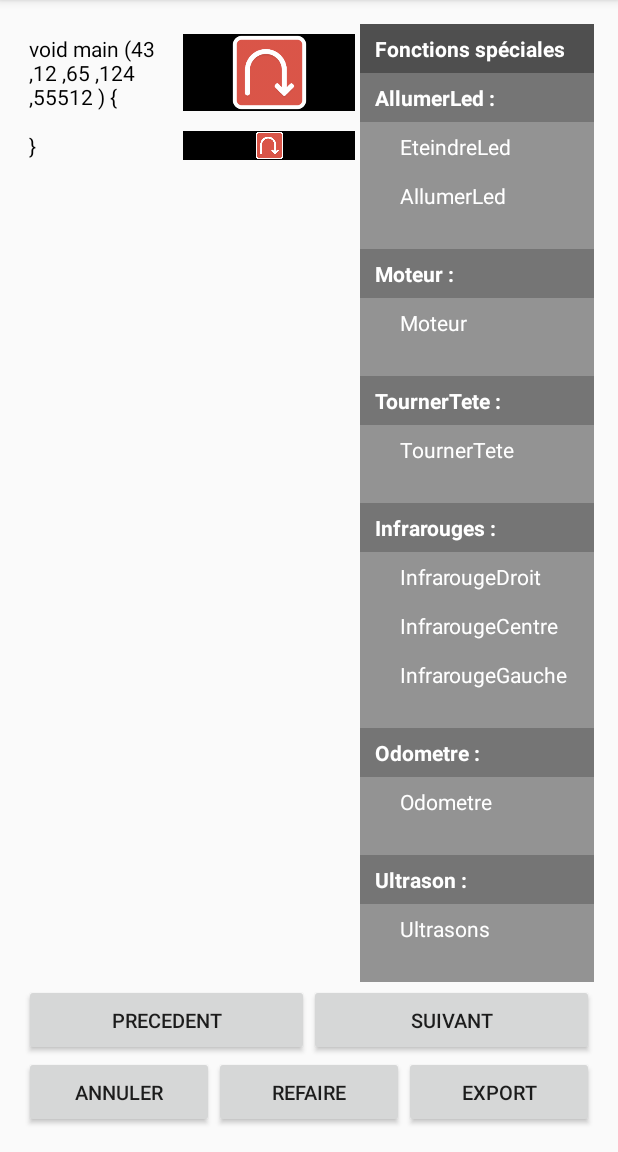
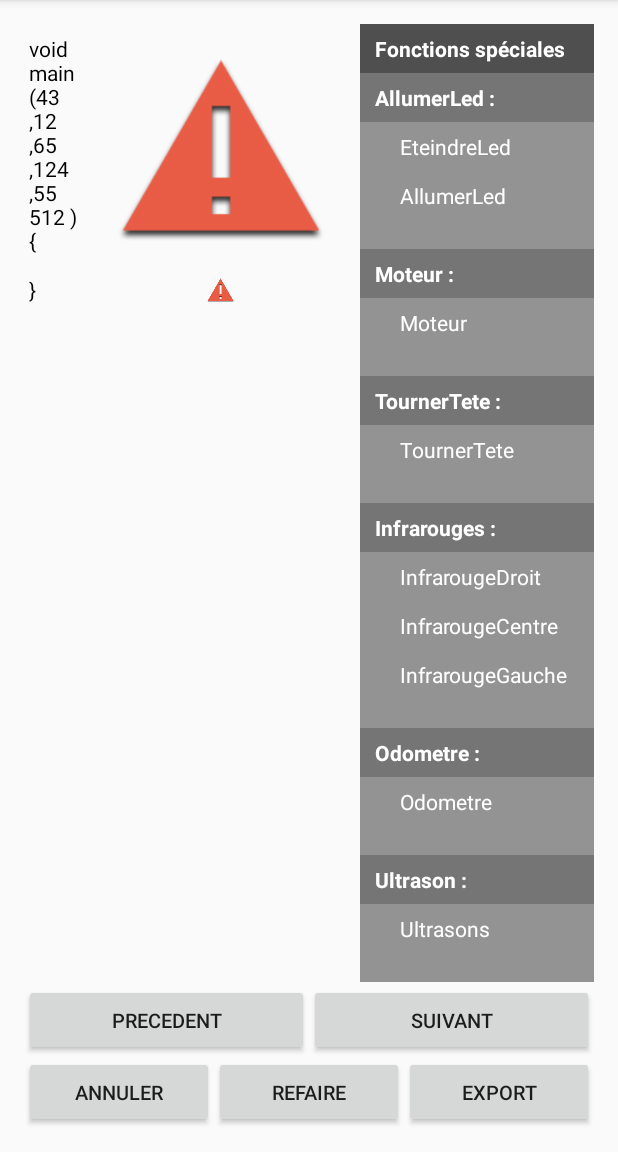
Before and after one commit to alistarle/projet-TER-M1-1, an Android app: the screen it shows after launch (AlgoActivity), on a phone screen of 412 x 824 dp, the part 84-1236 px from its top. Run offline under Robolectric (Android 15) with nearby library versions, the phone set to English and light mode, and no system bars; network calls fail.

Commit message:
tres beau triangle

```diff
--- a/Android/app/src/main/java/com/example/vladimirkarassouloff/projetter/ui/myelementsproduction/Production.java
+++ b/Android/app/src/main/java/com/example/vladimirkarassouloff/projetter/ui/myelementsproduction/Production.java
@@ -126,8 +126,8 @@ public class Production extends LinearLayout {
         tv.setLayoutParams(textParam);
 
         errorMessage = "";
-        errorDisplay.setBackgroundColor(Color.BLACK);
-        errorDisplay.setImageDrawable(getResources().getDrawable(R.drawable.loop_back));
+        //errorDisplay.setBackgroundColor(Color.BLACK);
+        errorDisplay.setImageDrawable(getResources().getDrawable(R.drawable.warning));
 
         LayoutParams imageParam = new LinearLayout.LayoutParams(LayoutParams.WRAP_CONTENT, LayoutParams.MATCH_PARENT);
         imageParam.gravity = Gravity.END;
```
